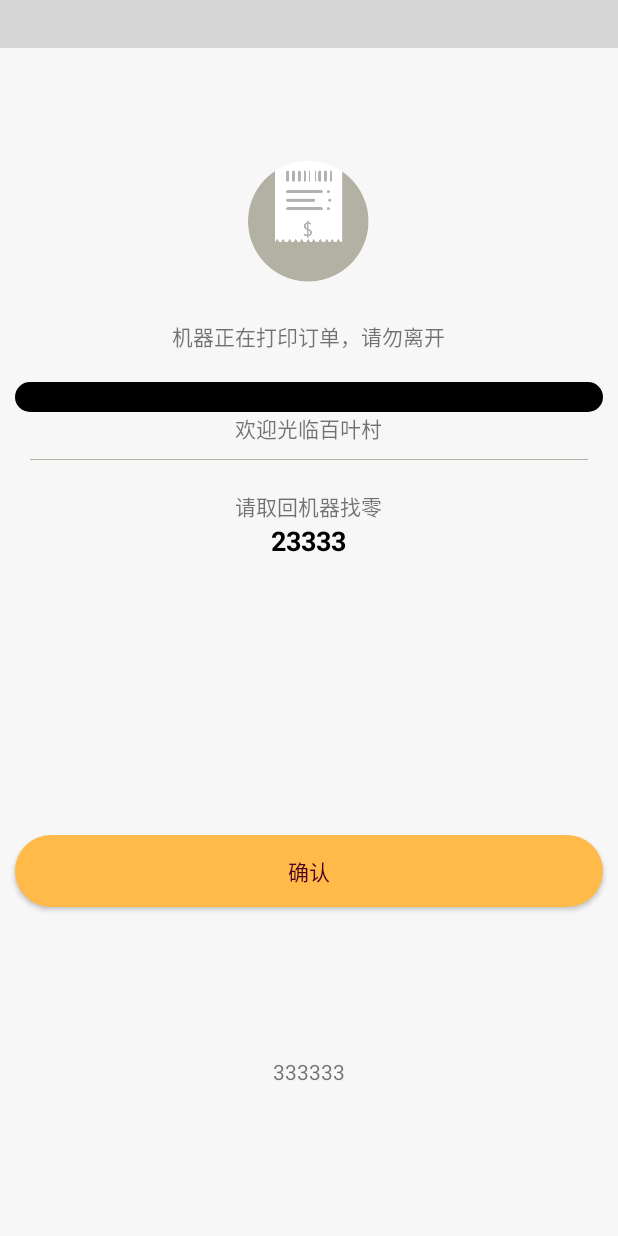
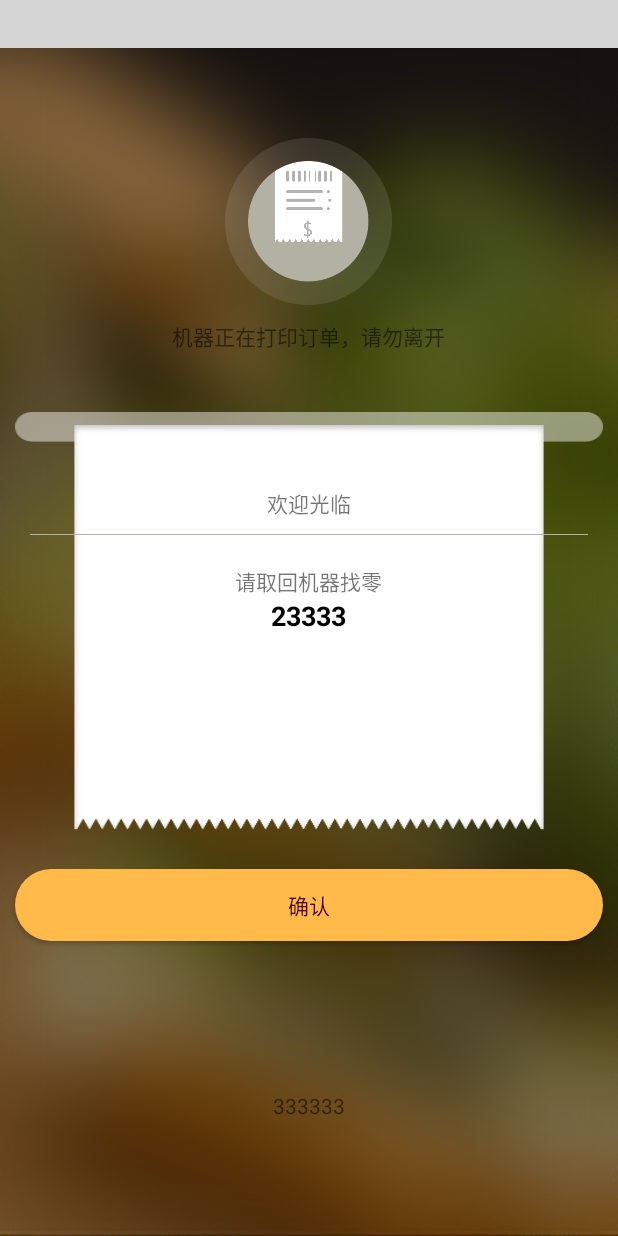
Before and after one commit to AndroidShopping/shoping, an Android app: the layout activity_print_order.xml on its own in the app's theme, with its tools: preview values and no code run, on a phone screen of 412 x 824 dp. Run offline under Robolectric (Android 15) with nearby library versions, the phone set to English and light mode, and no system bars; plain views replace CommonTitleBar; grey boxes are pictures that could not be loaded.

Commit message:
图片替换

```diff
--- a/app/src/main/res/drawable/print_gray_line.xml
+++ /dev/null
@@ -1,7 +0,0 @@
-<?xml version="1.0" encoding="utf-8"?>
-<shape xmlns:android="http://schemas.android.com/apk/res/android"
-    android:shape="rectangle">
-    <corners android:radius="10000dp" />
-    <solid android:color="#000" />
-
-</shape>
--- a/app/src/main/res/layout/activity_main.xml
+++ b/app/src/main/res/layout/activity_main.xml
@@ -19,7 +19,7 @@
         android:id="@+id/main_picture_view"
         android:layout_width="match_parent"
         android:layout_height="wrap_content"
-        android:background="@mipmap/background" />
+        android:background="@drawable/background" />
 
     <LinearLayout
         android:layout_width="match_parent"
@@ -146,7 +146,7 @@
             android:layout_centerVertical="true"
             android:layout_marginLeft="15dp"
             android:layout_toRightOf="@id/image"
-            android:text="¥0"
+            android:text="0"
             android:textColor="@color/white"
             android:textSize="26sp"
             android:textStyle="bold"
--- a/app/src/main/res/layout/activity_print_order.xml
+++ b/app/src/main/res/layout/activity_print_order.xml
@@ -1,12 +1,11 @@
 <?xml version="1.0" encoding="utf-8"?>
-
 
 <LinearLayout xmlns:android="http://schemas.android.com/apk/res/android"
     xmlns:app="http://schemas.android.com/apk/res-auto"
     xmlns:tools="http://schemas.android.com/tools"
     android:layout_width="match_parent"
     android:layout_height="match_parent"
-    android:background="#F7F7F7"
+    android:background="@drawable/blur_background"
     android:fitsSystemWindows="false"
     android:orientation="vertical">
 
@@ -28,6 +27,7 @@
         android:layout_marginTop="60dp"
         android:drawableTop="@drawable/img_case_printing"
         android:drawablePadding="10dp"
+        android:gravity="center_horizontal"
         android:text="@string/printting" />
 
     <FrameLayout
@@ -37,21 +37,19 @@
         android:layout_marginTop="20dp"
         android:layout_marginRight="10dp">
 
-        <View
-            android:layout_width="match_parent"
-            android:layout_height="20dp"
-            android:background="@drawable/print_gray_line" />
 
         <LinearLayout
             android:layout_width="match_parent"
             android:layout_height="wrap_content"
             android:layout_marginTop="20dp"
+            android:background="@drawable/bg_case_printing"
             android:gravity="center_horizontal"
             android:orientation="vertical">
 
             <TextView
                 android:layout_width="wrap_content"
                 android:layout_height="wrap_content"
+                android:layout_marginTop="50dp"
                 android:text="@string/welcome" />
 
             <View
--- a/app/src/main/res/layout/activity_submit_coin.xml
+++ b/app/src/main/res/layout/activity_submit_coin.xml
@@ -5,7 +5,7 @@
     xmlns:app="http://schemas.android.com/apk/res-auto"
     android:layout_width="match_parent"
     android:layout_height="match_parent"
-    android:background="#F7F7F7"
+    android:background="@drawable/blur_background"
     android:fitsSystemWindows="false"
     android:orientation="vertical">
 
@@ -27,7 +27,9 @@
         android:layout_marginTop="60dp"
         android:drawableTop="@drawable/img_case_coin"
         android:drawablePadding="10dp"
-        android:text="@string/submit_coin_down" />
+        android:gravity="center_horizontal"
+        android:text="@string/submit_coin_down"
+        android:textColor="#fff" />
 
     <View
         android:layout_width="0dp"
--- a/app/src/main/res/values/strings.xml
+++ b/app/src/main/res/values/strings.xml
@@ -18,7 +18,7 @@
     <string name="confirm">确认</string>
     <string name="print_order">订单打印</string>
     <string name="printting">机器正在打印订单，请勿离开</string>
-    <string name="welcome">欢迎光临百叶村</string>
+    <string name="welcome">欢迎光临</string>
     <string name="welcome_to_this">欢迎光临</string>
     <string name="please_take_repay">请取回机器找零</string>
     <string name="on_return_main">正在返回主页</string>
```
Also changed, not shown: app/src/main/res/drawable-xxhdpi/background.png (added), app/src/main/res/drawable-xxhdpi/bg_case_printing.png (added), app/src/main/res/drawable-xxhdpi/blur_background.png (added), app/src/main/res/drawable-xxhdpi/img_case_coin.png, app/src/main/res/drawable-xxhdpi/img_case_printing.png, app/src/main/res/drawable-xxhdpi/shop_cart_icon.png, app/src/main/res/mipmap-hdpi/background.jpg (deleted), app/src/main/res/mipmap-xxhdpi/background.jpg (deleted), 1 other file.
